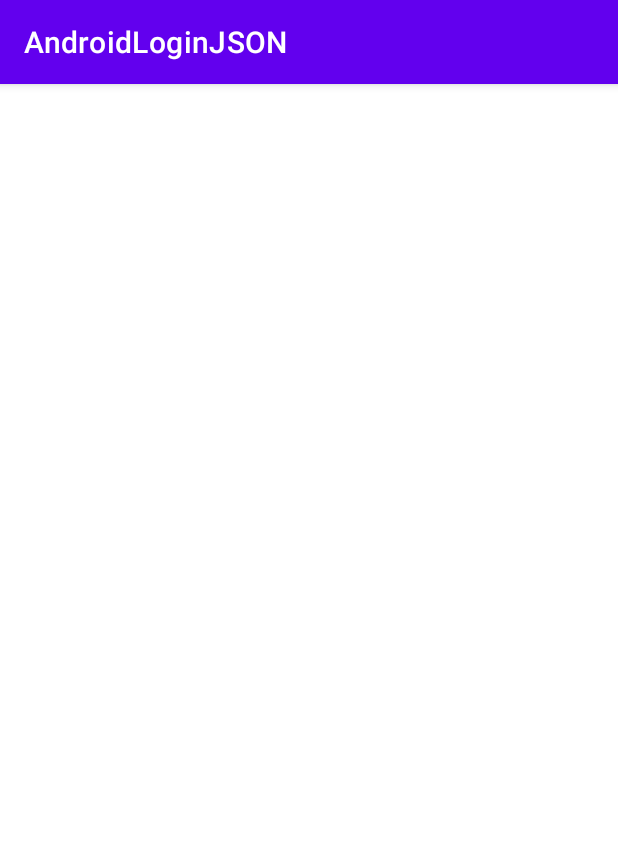
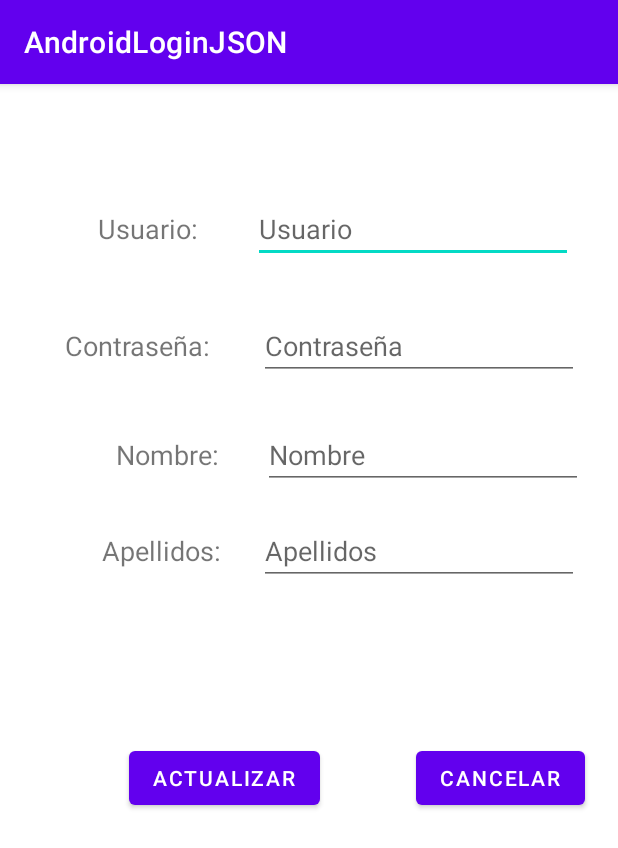
Before and after one commit to michirapper/AndroidLoginJSON, an Android app: the Informacion screen opened directly, with no data from a screen before it, on a phone screen of 412 x 824 dp. Shown: the top 848 px of the screen. Run offline under Robolectric (Android 15) with nearby library versions, the phone set to English and light mode, and no system bars; 2 statements that could not run were skipped.

Commit message:
info sale informacion

```diff
--- a/app/src/main/java/app/com/androidloginjson/Informacion.kt
+++ b/app/src/main/java/app/com/androidloginjson/Informacion.kt
@@ -3,7 +3,12 @@ package app.com.androidloginjson
 import android.content.Intent
 import androidx.appcompat.app.AppCompatActivity
 import android.os.Bundle
+import android.view.View
+import android.widget.EditText
 import android.widget.Toast
+import org.json.JSONObject
+import java.io.BufferedReader
+import java.io.InputStreamReader
 
 class Informacion : AppCompatActivity() {
     override fun onCreate(savedInstanceState: Bundle?) {
@@ -12,5 +17,51 @@ class Informacion : AppCompatActivity() {
         val objetoIntent: Intent = intent
         var id = objetoIntent.getStringExtra("id").toString()
         Toast.makeText(this, id, Toast.LENGTH_LONG).show()
+        var nombre = findViewById<EditText>(R.id.editTextTextNombre)
+        var apellidos = findViewById<EditText>(R.id.editTextTextApellidos)
+        var users = findViewById<EditText>(R.id.editTextTextUsuario)
+        var pass = findViewById<EditText>(R.id.editTextTextContrasena)
+
+        var nombreFichero = "ficheroInterno.json"
+        var bufferedReader = BufferedReader(InputStreamReader(openFileInput(nombreFichero)))
+        var textoLeido = bufferedReader.readLine()
+        val todo = StringBuilder()
+        while (textoLeido != null) {
+            todo.append(textoLeido + "\n")
+            textoLeido = bufferedReader.readLine()
+        }
+        textoLeido = todo.toString()
+        bufferedReader.close()
+
+        val jsonObject = JSONObject(textoLeido)
+        val jsonArray = jsonObject.optJSONArray("usuarios")
+        for (i in 0 until jsonArray.length()) {
+
+            val jsonObject = jsonArray.getJSONObject(i)
+            if (jsonObject.optString("id").equals(id)) {
+                val id = jsonObject.optString("id").toInt()
+                val name = jsonObject.optString("nombre")
+                val apellido = jsonObject.optString("Apellido")
+                val user = jsonObject.optString("user")
+                val contrasena = jsonObject.optString("contrasena")
+
+                nombre.setText(name)
+                apellidos.setText(apellido)
+                users.setText(user)
+                pass.setText(contrasena)
+
+
+
+
+            }
+        }
     }
-}
+
+        fun Cancelar(view: View) {
+            onBackPressed()
+        }
+
+        fun Actializar(view: View) {
+
+        }
+    }
--- a/app/src/main/res/layout/activity_informacion.xml
+++ b/app/src/main/res/layout/activity_informacion.xml
@@ -6,4 +6,120 @@
     android:layout_height="match_parent"
     tools:context=".Informacion">
 
+    <TextView
+        android:id="@+id/textViewUsuario"
+        android:layout_width="wrap_content"
+        android:layout_height="wrap_content"
+        android:layout_marginTop="84dp"
+        android:layout_marginEnd="32dp"
+        android:text="Usuario: "
+        android:textSize="18sp"
+        app:layout_constraintEnd_toStartOf="@+id/editTextTextUsuario"
+        app:layout_constraintTop_toTopOf="parent" />
+
+    <EditText
+        android:id="@+id/editTextTextUsuario"
+        android:layout_width="wrap_content"
+        android:layout_height="wrap_content"
+        android:layout_marginEnd="30dp"
+        android:ems="10"
+        android:hint="Usuario"
+        android:inputType="textPersonName"
+        app:layout_constraintBottom_toBottomOf="@+id/textViewUsuario"
+        app:layout_constraintEnd_toEndOf="parent"
+        app:layout_constraintTop_toTopOf="@+id/textViewUsuario" />
+
+    <TextView
+        android:id="@+id/textViewContrasena"
+        android:layout_width="wrap_content"
+        android:layout_height="wrap_content"
+        android:layout_marginTop="53dp"
+        android:layout_marginEnd="27dp"
+        android:text="Contraseña: "
+        android:textSize="18sp"
+        app:layout_constraintEnd_toStartOf="@+id/editTextTextContrasena"
+        app:layout_constraintTop_toBottomOf="@+id/textViewUsuario" />
+
+    <EditText
+        android:id="@+id/editTextTextContrasena"
+        android:layout_width="wrap_content"
+        android:layout_height="wrap_content"
+        android:layout_marginEnd="26dp"
+        android:ems="10"
+        android:hint="Contraseña"
+        android:inputType="textPersonName"
+        app:layout_constraintBottom_toBottomOf="@+id/textViewContrasena"
+        app:layout_constraintEnd_toEndOf="parent"
+        app:layout_constraintTop_toTopOf="@+id/textViewContrasena" />
+
+    <TextView
+        android:id="@+id/textViewNombre"
+        android:layout_width="wrap_content"
+        android:layout_height="wrap_content"
+        android:layout_marginTop="48dp"
+        android:layout_marginEnd="29dp"
+        android:text="Nombre:"
+        android:textSize="18sp"
+        app:layout_constraintEnd_toStartOf="@+id/editTextTextNombre"
+        app:layout_constraintTop_toBottomOf="@+id/textViewContrasena" />
+
+    <EditText
+        android:id="@+id/editTextTextNombre"
+        android:layout_width="wrap_content"
+        android:layout_height="wrap_content"
+        android:layout_marginEnd="23dp"
+        android:ems="10"
+        android:hint="Nombre"
+        android:inputType="textPersonName"
+        app:layout_constraintBottom_toBottomOf="@+id/textViewNombre"
+        app:layout_constraintEnd_toEndOf="parent"
+        app:layout_constraintTop_toTopOf="@+id/textViewNombre" />
+
+    <TextView
+        android:id="@+id/textViewApellidos"
+        android:layout_width="wrap_content"
+        android:layout_height="wrap_content"
+        android:layout_marginTop="39dp"
+        android:layout_marginEnd="25dp"
+        android:text="Apellidos:"
+        android:textSize="18sp"
+        app:layout_constraintEnd_toStartOf="@+id/editTextTextApellidos"
+        app:layout_constraintTop_toBottomOf="@+id/textViewNombre" />
+
+    <EditText
+        android:id="@+id/editTextTextApellidos"
+        android:layout_width="wrap_content"
+        android:layout_height="wrap_content"
+        android:layout_marginEnd="26dp"
+        android:ems="10"
+        android:hint="Apellidos"
+        android:inputType="textPersonName"
+        app:layout_constraintBottom_toBottomOf="@+id/textViewApellidos"
+        app:layout_constraintEnd_toEndOf="parent"
+        app:layout_constraintTop_toTopOf="@+id/textViewApellidos" />
+
+    <Button
+        android:id="@+id/btnAnadir"
+        android:layout_width="wrap_content"
+        android:layout_height="wrap_content"
+        android:layout_marginStart="86dp"
+        android:layout_marginTop="115dp"
+        android:onClick="Actializar"
+        android:text="Actualizar"
+        app:layout_constraintStart_toStartOf="parent"
+        app:layout_constraintTop_toBottomOf="@+id/textViewApellidos" />
+
+    <Button
+        android:id="@+id/btnCancelar"
+        android:layout_width="wrap_content"
+        android:layout_height="wrap_content"
+        android:layout_marginStart="82dp"
+        android:layout_marginEnd="40dp"
+        android:text="Cancelar"
+        android:onClick="Cancelar"
+        app:layout_constraintBottom_toBottomOf="@+id/btnAnadir"
+        app:layout_constraintEnd_toEndOf="parent"
+        app:layout_constraintStart_toEndOf="@+id/btnAnadir"
+        app:layout_constraintTop_toTopOf="@+id/btnAnadir" />
+
 </androidx.constraintlayout.widget.ConstraintLayout>
```
